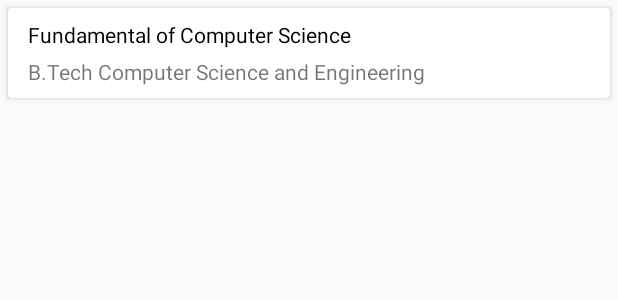
After one commit to faizalsha/EduAssetsApp, an Android app: the layout item_course_subjects_recyler_view.xml on its own in the app's theme, with its tools: preview values and no code run, on a phone screen of 412 x 824 dp. The commit adds this screen. Shown: the top 300 px of the screen. Run offline under Robolectric (Android 15) with nearby library versions, the phone set to English and light mode, and no system bars; Roboto replaces fonts that are not available here.

Commit message:
showing subjects on clicking course

```diff
--- a/app/src/main/AndroidManifest.xml
+++ b/app/src/main/AndroidManifest.xml
@@ -15,7 +15,8 @@
         android:roundIcon="@mipmap/ic_launcher_round"
         android:supportsRtl="true"
         android:theme="@style/AppTheme">
-        <activity android:name=".SubjectsActivity"></activity>
+        <activity android:name=".ui.activities.CourseSubjectsActivity"></activity>
+        <activity android:name=".SubjectsActivity" />
         <activity android:name=".ui.activities.PurchasedCourseActivity" />
         <activity
             android:name=".ui.activities.CartActivity"
--- a/app/src/main/java/com/example/krishbhatia/eduassets/ui/adapter/CourseAdapter.java
+++ b/app/src/main/java/com/example/krishbhatia/eduassets/ui/adapter/CourseAdapter.java
@@ -15,6 +15,7 @@ import com.example.krishbhatia.eduassets.POJO.CourseBasicInfoPOJO;
 
 import com.example.krishbhatia.eduassets.R;
 import com.example.krishbhatia.eduassets.ui.activities.CartActivity;
+import com.example.krishbhatia.eduassets.ui.activities.CourseSubjectsActivity;
 
 import java.util.ArrayList;
 
@@ -57,7 +58,7 @@ public class CourseAdapter extends RecyclerView.Adapter<CourseAdapter.CourseView
             @Override
             public void onClick(View v) {
                 Toast.makeText(mContext, "njocsnaphndcpa", Toast.LENGTH_SHORT).show();
-                Intent intent = new Intent(mContext, CartActivity.class);
+                Intent intent = new Intent(mContext, CourseSubjectsActivity.class);
                 intent.putExtra("course", course.getCourseName());
                 mContext.startActivity(intent);
             }
--- /dev/null
+++ b/app/src/main/res/layout/item_course_subjects_recyler_view.xml
@@ -0,0 +1,44 @@
+<?xml version="1.0" encoding="utf-8"?>
+<LinearLayout xmlns:android="http://schemas.android.com/apk/res/android"
+    android:orientation="vertical" android:layout_width="match_parent"
+    android:layout_height="wrap_content">
+
+    <androidx.cardview.widget.CardView
+        android:layout_width="match_parent"
+        android:layout_height="wrap_content"
+        android:layout_margin="5dp">
+
+        <RelativeLayout
+            android:layout_width="match_parent"
+            android:layout_height="wrap_content"
+            android:padding="8dp">
+
+
+
+            <TextView
+                android:id="@+id/textViewCourseSubjectsTitle"
+                android:layout_width="wrap_content"
+                android:layout_height="wrap_content"
+                android:layout_marginLeft="5dp"
+                android:text="Fundamental of Computer Science"
+                android:textAppearance="@style/Base.TextAppearance.AppCompat.Small"
+                android:textColor="#000000" />
+
+            <TextView
+                android:id="@+id/textViewCourseSubjectsCode"
+                android:layout_width="wrap_content"
+                android:layout_height="wrap_content"
+                android:layout_below="@id/textViewCourseSubjectsTitle"
+                android:layout_marginLeft="5dp"
+                android:layout_marginTop="5dp"
+                android:text="B.Tech Computer Science and Engineering"
+                android:textAppearance="@style/Base.TextAppearance.AppCompat.Small" />
+
+
+
+
+        </RelativeLayout>
+
+    </androidx.cardview.widget.CardView>
+
+</LinearLayout>
--- a/app/src/main/res/values/strings.xml
+++ b/app/src/main/res/values/strings.xml
@@ -74,9 +74,9 @@
     <string-array name="courses">
         <item> Select Course</item>
         <item> BBA</item>
-        <item >BCom</item>
-        <item >BCA</item>
-        <item >BA</item>
+        <item>BCom</item>
+        <item>BCA</item>
+        <item>BA</item>
         <item> Other</item>
 
 
```
Also changed, not shown: app/src/main/java/com/example/krishbhatia/eduassets/ui/activities/CourseSubjectsActivity.java (added, +63 -0 lines), app/src/main/java/com/example/krishbhatia/eduassets/ui/adapter/CourseSubjectsAdapter.java (added, +66 -0 lines), app/src/main/res/layout/activity_course_subjects.xml (added, +14 -0 lines).
